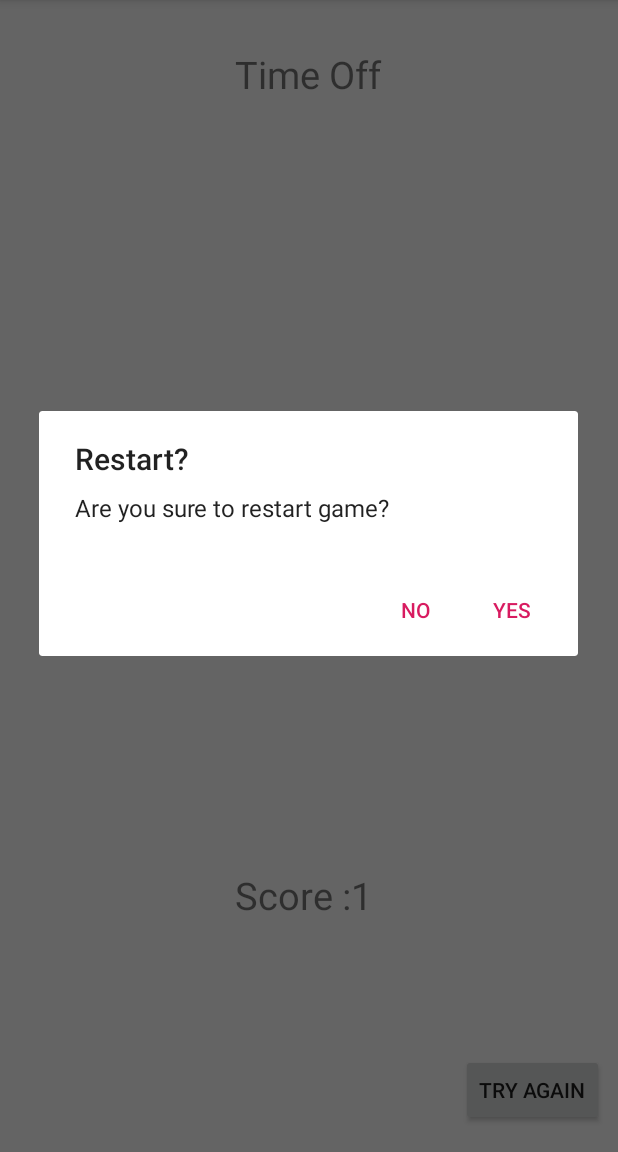
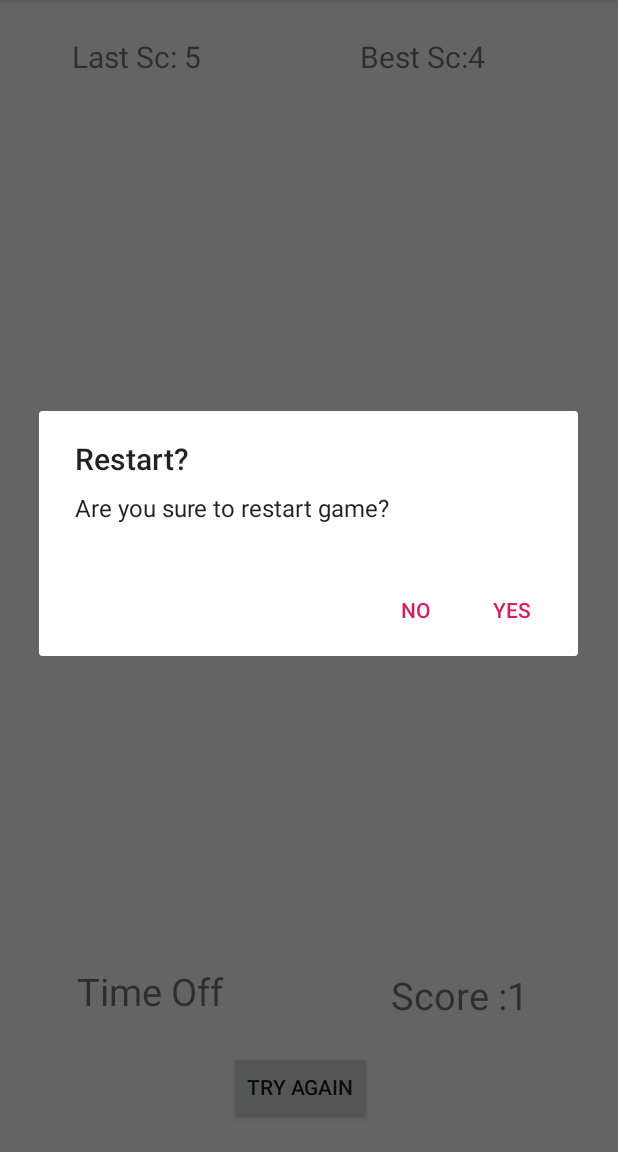
Before and after one commit to ozvn/UnicornMaster, an Android app: the screen it shows after launch (MainActivity), after a tap on an icon or button, on a phone screen of 412 x 824 dp, the part 84-1236 px from its top. Run offline under Robolectric (Android 15) with nearby library versions, the phone set to English and light mode, and no system bars.

Commit message:
Best score and Last score update

```diff
--- a/app/src/main/java/com/ozancanocak/catchthekenny/MainActivity.java
+++ b/app/src/main/java/com/ozancanocak/catchthekenny/MainActivity.java
@@ -4,12 +4,16 @@ import androidx.appcompat.app.AlertDialog;
 import androidx.appcompat.app.AppCompatActivity;
 import androidx.lifecycle.ViewModelProvider;
 
+import android.content.Context;
 import android.content.DialogInterface;
 import android.content.Intent;
+import android.content.SharedPreferences;
+import android.database.sqlite.SQLiteDatabase;
 import android.media.Image;
 import android.os.Bundle;
 import android.os.CountDownTimer;
 import android.os.Handler;
+import android.util.Log;
 import android.view.View;
 import android.widget.Button;
 import android.widget.ImageView;
@@ -27,6 +31,8 @@ public class MainActivity extends AppCompatActivity {
     Button tryX;
     TextView scoreText;
     TextView timeText;
+    TextView lastSC;
+    TextView bestSC;
     int Score;
     ImageView imageView;
     ImageView imageView1;
@@ -40,7 +46,9 @@ public class MainActivity extends AppCompatActivity {
     ImageView[] imageArray;
     Handler handler;
     Runnable runnable;
-
+    SharedPreferences sharedPref;
+    int savedIntL;
+    int savedIntB;
 
     @Override
     protected void onCreate(Bundle savedInstanceState) {
@@ -63,6 +71,23 @@ public class MainActivity extends AppCompatActivity {
         imageArray = new ImageView[]{imageView, imageView1, imageView2, imageView3, imageView4, imageView5, imageView6, imageView7, imageView8};
         tryX = findViewById(R.id.tryXButton);
         tryX.setVisibility(View.INVISIBLE);
+        lastSC = findViewById(R.id.lastSC);
+        bestSC = findViewById(R.id.bestSC);
+
+
+
+        sharedPref = getPreferences(Context.MODE_PRIVATE);
+        savedIntL = sharedPref.getInt("score",5);
+        savedIntB = sharedPref.getInt("best_score",4);
+
+        lastSC.setText("Last Sc: "+savedIntL);
+        bestSC.setText("Best Sc:" + savedIntB);
+
+
+        Log.i("firat",savedIntB+"<-best");
+
+
+
         hideImages();
 
         Score = 0;
@@ -78,6 +103,7 @@ public class MainActivity extends AppCompatActivity {
 
             @Override
             public void onFinish() {
+
 
                 timeText.setText("Time Off");
                 handler.removeCallbacks(runnable);
@@ -115,6 +141,17 @@ public class MainActivity extends AppCompatActivity {
 
                 alert.show();
 
+                SharedPreferences.Editor editor = sharedPref.edit();
+                editor.putInt("score",Score);
+
+
+
+                int s = sharedPref.getInt("best_score",0);
+                if (Score > s){
+                    editor.putInt("best_score",Score);
+                }
+                editor.commit();
+
             }
         }.start();
 
@@ -126,8 +163,6 @@ public class MainActivity extends AppCompatActivity {
         Score++;
         scoreText.setText("Score :" + Score);
         sleep(0b110010);
-        // github commmit test
-
 
     }
 
@@ -167,7 +202,15 @@ public class MainActivity extends AppCompatActivity {
         Intent intent = getIntent();
         finish();
         startActivity(intent);
+
+        if(Score>savedIntL) {
+            bestSC.setText("Best Sc"+savedIntB);
+            SharedPreferences.Editor editor = sharedPref.edit();
+            editor.putInt("bestscore",Score);
+            editor.commit();
+
+            }
+
+        }
+
     }
-
-
-}
--- a/app/src/main/res/layout/activity_main.xml
+++ b/app/src/main/res/layout/activity_main.xml
@@ -11,7 +11,7 @@
         android:layout_width="308dp"
         android:layout_height="0dp"
         android:layout_marginStart="8dp"
-        android:layout_marginTop="93dp"
+        android:layout_marginTop="85dp"
         android:layout_marginEnd="8dp"
         android:layout_marginBottom="77dp"
         app:layout_constraintBottom_toTopOf="@+id/tryXButton"
@@ -114,36 +114,63 @@
         android:id="@+id/scoreText"
         android:layout_width="99dp"
         android:layout_height="0dp"
-        android:layout_marginBottom="75dp"
-        android:text="Skor: 0"
+        android:layout_marginEnd="52dp"
+        android:layout_marginBottom="20dp"
+        android:hint="Score: 0"
         android:textSize="25sp"
-        app:layout_constraintBottom_toBottomOf="parent"
-        app:layout_constraintEnd_toEndOf="parent"
-        app:layout_constraintStart_toStartOf="parent"
-        app:layout_constraintTop_toBottomOf="@+id/timeText" />
+        app:layout_constraintBottom_toTopOf="@+id/tryXButton"
+        app:layout_constraintEnd_toEndOf="parent" />
 
     <TextView
         android:id="@+id/timeText"
         android:layout_width="99dp"
         android:layout_height="0dp"
-        android:layout_marginTop="32dp"
-        android:layout_marginBottom="434dp"
+        android:layout_marginStart="15dp"
+        android:layout_marginTop="20dp"
+        android:layout_marginBottom="25dp"
         android:text="Time: 10"
         android:textSize="25sp"
-        app:layout_constraintBottom_toTopOf="@+id/scoreText"
+        app:layout_constraintBottom_toTopOf="@+id/tryXButton"
         app:layout_constraintEnd_toEndOf="parent"
+        app:layout_constraintHorizontal_bias="0.121"
         app:layout_constraintStart_toStartOf="parent"
-        app:layout_constraintTop_toTopOf="parent" />
+        app:layout_constraintTop_toBottomOf="@+id/gridLayout"
+        app:layout_constraintVertical_bias="0.0" />
 
     <Button
         android:id="@+id/tryXButton"
         android:layout_width="wrap_content"
         android:layout_height="wrap_content"
-        android:layout_marginEnd="9dp"
-        android:layout_marginBottom="17dp"
+        android:layout_marginEnd="164dp"
+        android:layout_marginBottom="19dp"
         android:onClick="tryA"
         android:text="Try Again"
         app:layout_constraintBottom_toBottomOf="parent"
         app:layout_constraintEnd_toEndOf="parent"
         app:layout_constraintTop_toBottomOf="@+id/gridLayout" />
+
+    <TextView
+        android:id="@+id/lastSC"
+        android:layout_width="120dp"
+        android:layout_height="45dp"
+        android:layout_marginStart="48dp"
+        android:layout_marginTop="24dp"
+        android:text="Last Sc:"
+        android:textSize="20sp"
+        app:layout_constraintStart_toStartOf="parent"
+        app:layout_constraintTop_toTopOf="parent" />
+
+    <TextView
+        android:id="@+id/bestSC"
+        android:layout_width="120dp"
+        android:layout_height="45dp"
+        android:layout_marginStart="8dp"
+        android:layout_marginEnd="52dp"
+        android:text="Best Sc: "
+        android:textSize="20sp"
+        app:layout_constraintEnd_toEndOf="parent"
+        app:layout_constraintHorizontal_bias="1.0"
+        app:layout_constraintStart_toEndOf="@+id/lastSC"
+        app:layout_constraintTop_toTopOf="@+id/lastSC" />
+
 </androidx.constraintlayout.widget.ConstraintLayout>
```
